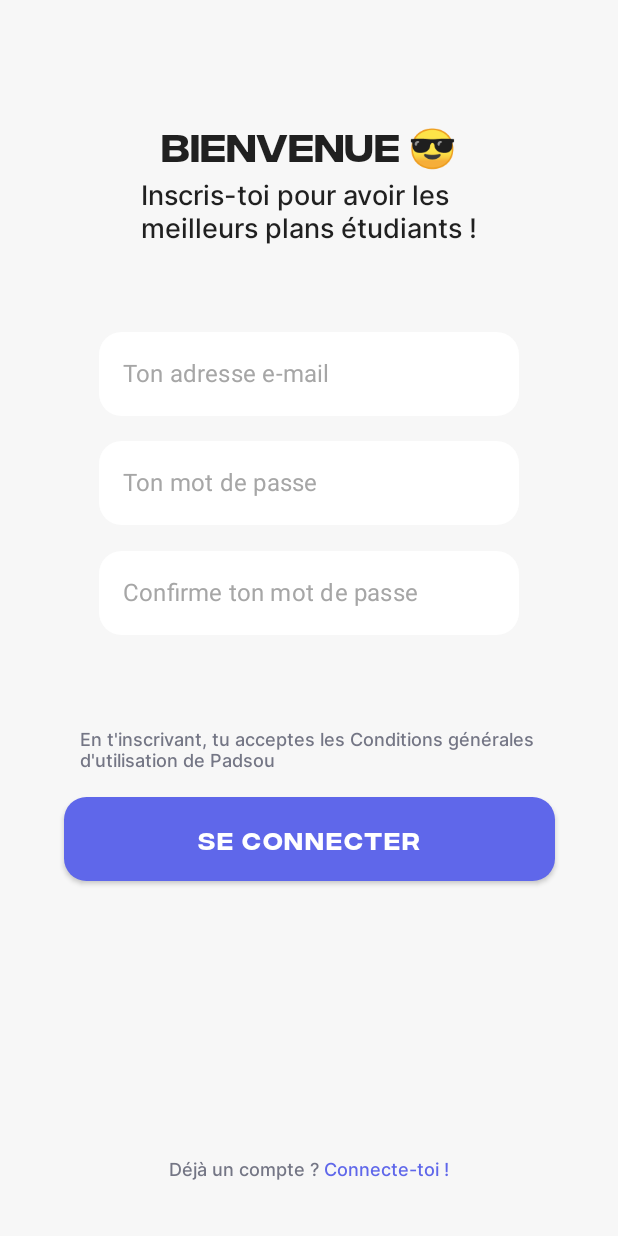
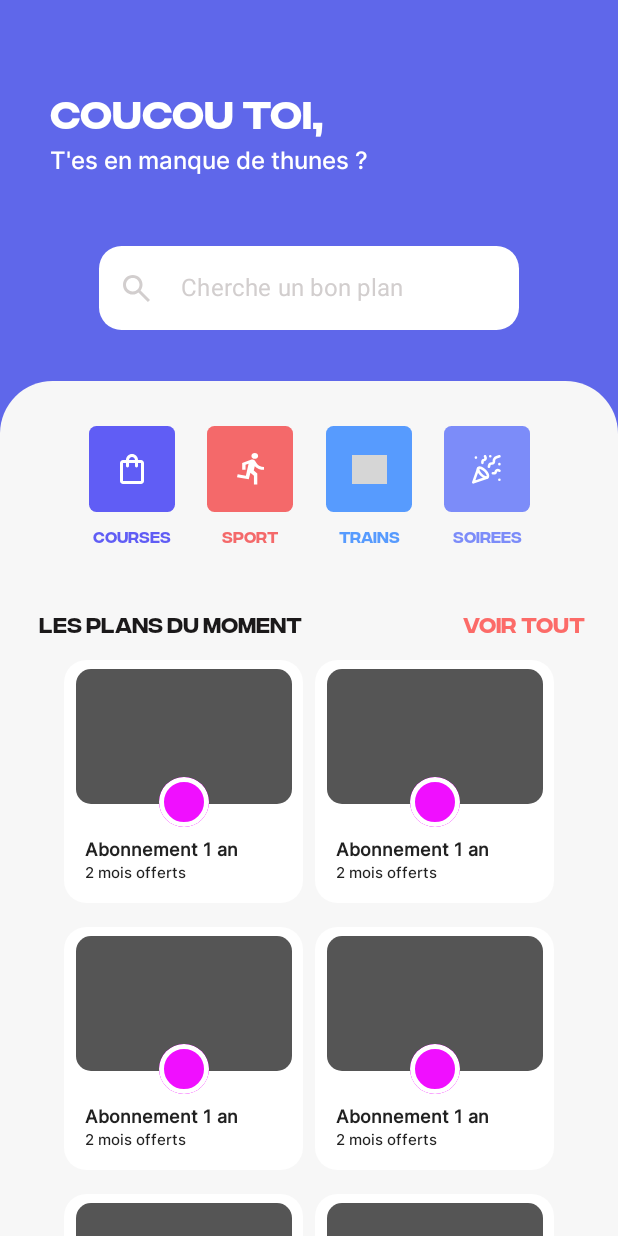
Before and after one commit to TiclemFR/android, an Android app built with Jetpack Compose: the screen it shows after launch (MainActivity), on a phone screen of 412 x 824 dp. Run offline under Robolectric (Android 15) with nearby library versions, the phone set to English and light mode, and no system bars; grey boxes are pictures that could not be loaded.

Commit message:
Home page

```diff
--- a/app/build.gradle
+++ b/app/build.gradle
@@ -53,6 +53,7 @@ dependencies {
     implementation "androidx.compose.ui:ui-tooling-preview:$compose_version"
     implementation 'androidx.lifecycle:lifecycle-runtime-ktx:2.3.1'
     implementation 'androidx.activity:activity-compose:1.3.1'
+    implementation 'androidx.constraintlayout:constraintlayout:2.1.3'
     testImplementation 'junit:junit:4.13.2'
     androidTestImplementation 'androidx.test.ext:junit:1.1.3'
     androidTestImplementation 'androidx.test.espresso:espresso-core:3.4.0'
--- a/app/src/main/java/com/example/projetandroid/MainActivity.kt
+++ b/app/src/main/java/com/example/projetandroid/MainActivity.kt
@@ -3,15 +3,25 @@ package com.example.projetandroid
 import android.os.Bundle
 import androidx.activity.ComponentActivity
 import androidx.activity.compose.setContent
+import androidx.compose.foundation.layout.Arrangement
+import androidx.compose.foundation.layout.Row
+import androidx.compose.foundation.layout.fillMaxWidth
+import androidx.compose.foundation.layout.width
+import androidx.compose.ui.Alignment
+import androidx.compose.ui.Modifier
+import androidx.compose.ui.unit.dp
 import com.example.projetandroid.ui.theme.*
 import connectPage
+import home
+import navbar
+import previewCard
 
 class MainActivity : ComponentActivity() {
     override fun onCreate(savedInstanceState: Bundle?) {
         super.onCreate(savedInstanceState)
         setContent {
             ProjetAndroidTheme {
-                connectPage()
+                home()
             }
         }
     }
--- a/app/src/main/java/com/example/projetandroid/login/home.kt
+++ b/app/src/main/java/com/example/projetandroid/login/home.kt
@@ -0,0 +1,312 @@
+import android.inputmethodservice.Keyboard.Row
+import androidx.compose.foundation.*
+import androidx.compose.foundation.layout.Arrangement
+import androidx.compose.foundation.layout.Row
+import androidx.compose.foundation.layout.fillMaxSize
+import androidx.compose.foundation.layout.padding
+import androidx.compose.runtime.*
+import androidx.compose.ui.text.input.TextFieldValue
+import androidx.compose.ui.unit.dp
+import androidx.compose.ui.unit.sp
+import androidx.compose.ui.res.painterResource
+import androidx.compose.foundation.layout.*
+import androidx.compose.foundation.shape.RoundedCornerShape
+import androidx.compose.runtime.Composable
+import androidx.compose.ui.Alignment
+import androidx.compose.ui.Alignment.Companion.CenterVertically
+import androidx.compose.ui.Modifier
+import androidx.compose.ui.draw.clip
+import androidx.compose.ui.draw.shadow
+import androidx.compose.ui.graphics.Color
+import androidx.compose.ui.unit.dp
+import androidx.compose.foundation.layout.requiredSize
+import androidx.compose.material.*
+import androidx.compose.ui.res.painterResource
+import androidx.compose.ui.text.font.FontWeight
+import androidx.compose.ui.text.style.TextAlign
+import androidx.constraintlayout.widget.ConstraintLayout
+import com.example.projetandroid.R
+import com.example.projetandroid.ui.theme.*
+
+
+@Composable
+fun home(){
+    androidx.compose.material.Surface(
+        modifier = Modifier.fillMaxSize(),
+        color = HomeBackgroundColor
+    ){
+        Row(
+            modifier = Modifier.padding(top = 58.dp, start = 33.dp),
+        ) {
+            Text(text = "Coucou toi,", fontFamily = InterCF, fontSize = 26.sp, color = Color(0xFFFFFFFF))
+        }
+        Row(
+            modifier = Modifier.padding(top = 97.dp, start = 33.dp),
+        ) {
+            Text(text = "T'es en manque de thunes ?", fontFamily = Inter, fontSize = 16.sp, color = Color(0xFFFFFFFF))
+        }
+        Row(
+            modifier = Modifier.padding(top = 164.dp),
+            horizontalArrangement = Arrangement.Center
+        ) {
+            var value by remember { mutableStateOf(TextFieldValue("")) }
+            TextField(value = value, onValueChange = { newValue -> value = newValue }, placeholder = {
+                Row(verticalAlignment = Alignment.CenterVertically) {
+                Image(painterResource(id = R.drawable.ic_search), contentDescription = "search icon", modifier = Modifier
+                    .background(Color.Transparent)
+                    .width(18.dp)
+                    .height(18.dp))
+                Text(text = "     Cherche un bon plan", color = Color(0xFFD2CECE))
+            }}, shape = RoundedCornerShape(15.dp),
+                colors = TextFieldDefaults.textFieldColors(
+                    backgroundColor = InputBG,
+                    placeholderColor = Color(0xFFA6A6A6),
+                    focusedIndicatorColor = Color.Transparent,
+                    unfocusedIndicatorColor = Color.Transparent,
+                    disabledIndicatorColor = Color.Transparent))
+        }
+        Row(
+            modifier = Modifier
+                .fillMaxSize()
+                .fillMaxWidth()
+                .fillMaxHeight()
+                .padding(top = 254.dp)
+                .clip(shape = RoundedCornerShape(topEnd = 35.dp, topStart = 35.dp))
+                .background(Color(0xFFF7F7F7))
+        ){
+            Column(
+                modifier = Modifier
+                    .fillMaxWidth()
+                    .padding(top = 30.dp),
+                horizontalAlignment = Alignment.CenterHorizontally
+            ){
+                Row(
+                    modifier = Modifier
+                        .width(294.dp)
+                        .height(57.dp), horizontalArrangement = Arrangement.SpaceBetween)
+                {
+                    Column(
+                        modifier = Modifier
+                            .height(57.dp)
+                            .width(57.dp)
+                            .clip(shape = RoundedCornerShape(5.dp))
+                            .background(Color(0xFF605DF5))
+                            .clickable { },
+                        verticalArrangement = Arrangement.Center,
+                        horizontalAlignment = Alignment.CenterHorizontally
+                    ) {
+                        Image(painterResource(id = R.drawable.ic_shop), contentDescription = "shop icon", modifier = Modifier
+                            .background(Color.Transparent)
+                            .width(16.dp)
+                            .height(20.dp))
+                    }
+                    Column(
+                        modifier = Modifier
+                            .height(57.dp)
+                            .width(57.dp)
+                            .clip(shape = RoundedCornerShape(5.dp))
+                            .background(Color(0xFFF4696A))
+                            .clickable { },
+                        verticalArrangement = Arrangement.Center,
+                        horizontalAlignment = Alignment.CenterHorizontally
+                    ) {
+                        Image(painterResource(id = R.drawable.ic_sport), contentDescription = "sport icon", modifier = Modifier
+                            .background(Color.Transparent)
+                            .width(18.dp)
+                            .height(21.dp))
+                    }
+                    Column(
+                        modifier = Modifier
+                            .height(57.dp)
+                            .width(57.dp)
+                            .clip(shape = RoundedCornerShape(5.dp))
+                            .background(Color(0xFF579BFE))
+                            .clickable { },
+                        verticalArrangement = Arrangement.Center,
+                        horizontalAlignment = Alignment.CenterHorizontally
+                    ) {
+                        Image(painterResource(id = R.drawable.ic_train), contentDescription = "train icon", modifier = Modifier
+                            .background(Color.Transparent)
+                            .width(23.dp)
+                            .height(19.dp))
+                    }
+                    Column(
+                        modifier = Modifier
+                            .height(57.dp)
+                            .width(57.dp)
+                            .clip(shape = RoundedCornerShape(5.dp))
+                            .background(Color(0xFF7C8CF9))
+                            .clickable { },
+                        verticalArrangement = Arrangement.Center,
+                        horizontalAlignment = Alignment.CenterHorizontally
+                    ) {
+                        Image(painterResource(id = R.drawable.ic_party), contentDescription = "party icon", modifier = Modifier
+                            .background(Color.Transparent)
+                            .width(20.dp)
+                            .height(20.dp))
+                    }
+                }
+                Row(
+                    modifier = Modifier
+                        .width(294.dp)
+                        .padding(top = 10.dp)
+                        .height(16.dp), horizontalArrangement = Arrangement.SpaceBetween
+                ){
+                    Column(
+                        modifier = Modifier.width(57.dp), horizontalAlignment = Alignment.CenterHorizontally
+                    ) {
+                        Text(text = "COURSES", fontFamily = InterCF, fontSize = 10.sp, color = Color(0xFF605DF5))
+                    }
+                    Column(
+                        modifier = Modifier.width(57.dp), horizontalAlignment = Alignment.CenterHorizontally
+                    ) {
+                        Text(text = "SPORT", fontFamily = InterCF, fontSize = 10.sp, color = Color(0xFFF4696A))
+                    }
+                    Column(
+                        modifier = Modifier.width(57.dp), horizontalAlignment = Alignment.CenterHorizontally
+                    ) {
+                        Text(text = "TRAINS", fontFamily = InterCF, fontSize = 10.sp, color = Color(0xFF579BFE))
+                    }
+                    Column(
+                        modifier = Modifier.width(57.dp), horizontalAlignment = Alignment.CenterHorizontally
+                    ) {
+                        Text(text = "SOIREES", fontFamily = InterCF, fontSize = 10.sp, color = Color(0xFF7C8CF9))
+                    }
+                }
+                Row(
+                    modifier = Modifier
+                        .fillMaxWidth()
+                        .padding(top = 39.dp),
+                    horizontalArrangement = Arrangement.SpaceBetween
+                ){
+                    Column(
+                        modifier = Modifier.padding(start = 26.dp),
+                        horizontalAlignment = Alignment.Start
+                    ){
+                        Text(text = "LES PLANS DU MOMENT", fontFamily = InterCF, fontSize = 14.sp, color = Color(0xFF1B191A))
+                    }
+                    Column(
+                        modifier = Modifier
+                            .padding(end = 22.dp)
+                            .clickable { },
+                        horizontalAlignment = Alignment.End
+                    ){
+                        Text(text = "Voir tout", fontFamily = InterCF, fontSize = 14.sp, color = Color(0xFFFC6B68))
+                    }
+                }
+                Column(
+                    modifier = Modifier
+                        .verticalScroll(rememberScrollState())
+                        .fillMaxWidth()
+                        .fillMaxHeight()
+                ){
+                    Row(modifier = Modifier
+                        .fillMaxWidth()
+                        .padding(top = 16.dp), horizontalArrangement = Arrangement.Center){
+                        Column(
+                            modifier = Modifier.padding(end = 4.dp),
+                            horizontalAlignment = Alignment.Start
+                        ) {
+                            previewCard()
+                        }
+                        Column(
+                            modifier = Modifier.padding(start = 4.dp),
+                            horizontalAlignment = Alignment.End
+                        ) {
+                            previewCard()
+                        }
+                    }
+                    Row(modifier = Modifier
+                        .fillMaxWidth()
+                        .padding(top = 16.dp), horizontalArrangement = Arrangement.Center){
+                        Column(
+                            modifier = Modifier.padding(end = 4.dp),
+                            horizontalAlignment = Alignment.Start
+                        ) {
+                            previewCard()
+                        }
+                        Column(
+                            modifier = Modifier.padding(start = 4.dp),
+                            horizontalAlignment = Alignment.End
+                        ) {
+                            previewCard()
+                        }
+                    }
+                    Row(modifier = Modifier
+                        .fillMaxWidth()
+                        .padding(top = 16.dp), horizontalArrangement = Arrangement.Center){
+                        Column(
+                            modifier = Modifier.padding(end = 4.dp),
+                            horizontalAlignment = Alignment.Start
+                        ) {
+                            previewCard()
+                        }
+                        Column(
+                            modifier = Modifier.padding(start = 4.dp),
+                            horizontalAlignment = Alignment.End
+                        ) {
+                            previewCard()
+                        }
+                    }
+                }
+
+            }
+        }
+    }
+}
+
+@Composable
+fun previewCard(){
+    Box(
+        modifier = Modifier
+            .width(159.dp)
+            .height(162.dp)
+            .clip(shape = RoundedCornerShape(15.dp))
+            .background(color = Color(0xFFFFFFFF))
+            .padding(top = 6.dp)
+            .clickable { },
+    ) {
+        Column(
+            modifier = Modifier.fillMaxWidth(),
+            horizontalAlignment = Alignment.CenterHorizontally
+        ){
+            Box(
+                modifier = Modifier
+                    .width(144.dp)
+                    .height(90.dp)
+                    .clip(shape = RoundedCornerShape(10.dp))
+                    .background(color = Color(0xFF555555))
+            )
+        }
+        Column(
+            modifier = Modifier
+                .fillMaxWidth()
+                .padding(top = 72.dp),
+            horizontalAlignment = Alignment.CenterHorizontally
+        ){
+            Box(
+                modifier = Modifier
+                    .width(33.dp)
+                    .height(33.dp)
+                    .clip(shape = RoundedCornerShape(50.dp))
+                    .background(color = Color(0xFFF00FFF))
+                    .border(3.dp, color = Color(0xFFFFFFFF), shape = RoundedCornerShape(50.dp)))
+        }
+        Column(
+            modifier = Modifier
+                .fillMaxWidth()
+                .padding(top = 113.dp, start = 14.dp),
+            horizontalAlignment = Alignment.Start
+        ){
+            Text(text = "Abonnement 1 an", fontFamily = Inter, fontWeight = FontWeight(700), fontSize = 12.sp)
+        }
+        Column(
+            modifier = Modifier
+                .fillMaxWidth()
+                .padding(top = 129.dp, start = 14.dp),
+            horizontalAlignment = Alignment.Start
+        ){
+            Text(text = "2 mois offerts", fontFamily = Inter, fontWeight = FontWeight(500), fontSize = 10.sp)
+        }
+    }
+}
--- /dev/null
+++ b/app/src/main/java/com/example/projetandroid/login/navbar.kt
@@ -0,0 +1,66 @@
+import androidx.compose.foundation.background
+import androidx.compose.foundation.layout.*
+import androidx.compose.foundation.shape.RoundedCornerShape
+import androidx.compose.material.Button
+import androidx.compose.runtime.Composable
+import androidx.compose.ui.Alignment
+import androidx.compose.ui.Alignment.Companion.CenterVertically
+import androidx.compose.ui.Modifier
+import androidx.compose.ui.draw.clip
+import androidx.compose.ui.draw.shadow
+import androidx.compose.ui.graphics.Color
+import androidx.compose.ui.unit.dp
+import androidx.compose.foundation.Image
+import androidx.compose.foundation.clickable
+import androidx.compose.foundation.layout.requiredSize
+import androidx.compose.ui.res.painterResource
+import com.example.projetandroid.R
+
+@Composable
+fun navbar(){
+    Row(
+        modifier = Modifier
+            .fillMaxWidth()
+            .height(78.dp)
+            .clip(shape = RoundedCornerShape(topEnd = 25.dp, topStart = 25.dp))
+            .background(Color(0xFFFFFFFF)),
+        horizontalArrangement = Arrangement.Center,
+        verticalAlignment = Alignment.Bottom,
+    ){
+        Row(
+            modifier = Modifier
+                .width(175.dp)
+                .height(78.dp).background(Color.Transparent),
+            horizontalArrangement = Arrangement.SpaceBetween,
+            verticalAlignment = Alignment.CenterVertically
+        ){
+            Row(
+                modifier = Modifier
+                    .width(49.dp)
+                    .height(49.dp).clickable {  }.clip(shape = RoundedCornerShape(5.dp)).background(Color(0xFFF2F2F2)),
+                horizontalArrangement = Arrangement.Center,
+                verticalAlignment = Alignment.CenterVertically
+            ) {
+                Image(painterResource(id = R.drawable.ic_home), contentDescription = "home icon", modifier = Modifier.background(Color.Transparent).width(20.dp).height(21.dp))
+            }
+            Row(
+                modifier = Modifier
+                    .width(49.dp)
+                    .height(49.dp).clickable {  }.clip(shape = RoundedCornerShape(5.dp)).background(Color(0xFFF2F2F2)),
+                horizontalArrangement = Arrangement.Center,
+                verticalAlignment = Alignment.CenterVertically
+            ) {
+                Image(painterResource(id = R.drawable.ic_add), contentDescription = "add icon", modifier = Modifier.background(Color.Transparent).width(25.dp).height(25.dp))
+            }
+            Row(
+                modifier = Modifier
+                    .width(49.dp)
+                    .height(49.dp).clickable {  }.clip(shape = RoundedCornerShape(5.dp)).background(Color(0xFFF2F2F2)),
+                horizontalArrangement = Arrangement.Center,
+                verticalAlignment = Alignment.CenterVertically
+            ) {
+                Image(painterResource(id = R.drawable.ic_profile), contentDescription = "home icon", modifier = Modifier.background(Color.Transparent).width(25.dp).height(25.dp))
+            }
+        }
+    }
+}
--- a/app/src/main/java/com/example/projetandroid/ui/theme/Color.kt
+++ b/app/src/main/java/com/example/projetandroid/ui/theme/Color.kt
@@ -16,3 +16,5 @@ val PlaceHolderColor = Color(0xffb6b6b6)
 val TinyText = Color(0xff7c7e8c)
 val ClickableText = Color(0xff5f67ea)
 val ButtonColor = Color(0xff5f67ea)
+
+val HomeBackgroundColor = Color(0xFF5F67EA)
--- /dev/null
+++ b/app/src/main/res/drawable/ic_add.xml
@@ -0,0 +1,9 @@
+<vector xmlns:android="http://schemas.android.com/apk/res/android" xmlns:aapt="http://schemas.android.com/aapt"
+    android:viewportWidth="25"
+    android:viewportHeight="25"
+    android:width="25dp"
+    android:height="25dp">
+    <path
+        android:pathData="M12.5 18.75C12.8542 18.75 13.1513 18.63 13.3913 18.39C13.6304 18.1508 13.75 17.8542 13.75 17.5V13.75H17.5312C17.8854 13.75 18.1771 13.63 18.4062 13.39C18.6354 13.1508 18.75 12.8542 18.75 12.5C18.75 12.1458 18.63 11.8487 18.39 11.6087C18.1508 11.3696 17.8542 11.25 17.5 11.25H13.75V7.46875C13.75 7.11458 13.6304 6.82292 13.3913 6.59375C13.1513 6.36458 12.8542 6.25 12.5 6.25C12.1458 6.25 11.8492 6.36958 11.61 6.60875C11.37 6.84875 11.25 7.14583 11.25 7.5V11.25H7.46875C7.11458 11.25 6.82292 11.3696 6.59375 11.6087C6.36458 11.8487 6.25 12.1458 6.25 12.5C6.25 12.8542 6.36958 13.1508 6.60875 13.39C6.84875 13.63 7.14583 13.75 7.5 13.75H11.25V17.5312C11.25 17.8854 11.37 18.1771 11.61 18.4062C11.8492 18.6354 12.1458 18.75 12.5 18.75ZM12.5 25C10.7708 25 9.14583 24.6717 7.625 24.015C6.10417 23.3592 4.78125 22.4688 3.65625 21.3438C2.53125 20.2188 1.64083 18.8958 0.985 17.375C0.328333 15.8542 0 14.2292 0 12.5C0 10.7708 0.328333 9.14583 0.985 7.625C1.64083 6.10417 2.53125 4.78125 3.65625 3.65625C4.78125 2.53125 6.10417 1.64042 7.625 0.98375C9.14583 0.327917 10.7708 0 12.5 0C14.2292 0 15.8542 0.327917 17.375 0.98375C18.8958 1.64042 20.2188 2.53125 21.3438 3.65625C22.4688 4.78125 23.3592 6.10417 24.015 7.625C24.6717 9.14583 25 10.7708 25 12.5C25 14.2292 24.6717 15.8542 24.015 17.375C23.3592 18.8958 22.4688 20.2188 21.3438 21.3438C20.2188 22.4688 18.8958 23.3592 17.375 24.015C15.8542 24.6717 14.2292 25 12.5 25Z"
+        android:fillColor="#BABFCD" />
+</vector>
--- /dev/null
+++ b/app/src/main/res/drawable/ic_home.xml
@@ -0,0 +1,9 @@
+<vector xmlns:android="http://schemas.android.com/apk/res/android" xmlns:aapt="http://schemas.android.com/aapt"
+    android:viewportWidth="19"
+    android:viewportHeight="22"
+    android:width="19dp"
+    android:height="22dp">
+    <path
+        android:pathData="M0 21.375V7.125L9.5 0L19 7.125V21.375H11.875V13.0625H7.125V21.375H0Z"
+        android:fillColor="#BABFCD" />
+</vector>
--- /dev/null
+++ b/app/src/main/res/drawable/ic_party.xml
@@ -0,0 +1,20 @@
+<?xml version="1.0" encoding="utf-8"?>
+<vector xmlns:android="http://schemas.android.com/apk/res/android"
+    android:width="23dp"
+    android:height="22dp"
+    android:viewportWidth="23"
+    android:viewportHeight="22">
+
+    <path
+        android:strokeColor="#ffffff"
+        android:strokeWidth="2"
+        android:strokeLineJoin="round"
+        android:strokeLineCap="round"
+        android:pathData="M4.8 10.3L1 21L11.7 17.21M3 2H3.01M21 7H21.01M14 1H14.01M21 19H21.01M21 1L18.76 1.75C18.1224 1.96239 17.5783 2.38964 17.2208 2.95872C16.8633 3.52781 16.7146 4.20339 16.8 4.87V4.87C16.9 5.73 16.23 6.5 15.35 6.5H14.97C14.11 6.5 13.37 7.1 13.21 7.94L13 9M21 12L20.18 11.67C19.32 11.33 18.36 11.87 18.2 12.78C18.09 13.48 17.48 14 16.77 14H16M10 1L10.33 1.82C10.67 2.68 10.13 3.64 9.22 3.8C8.52 3.9 8 4.52 8 5.23V6" />
+    <path
+        android:strokeColor="#ffffff"
+        android:strokeWidth="2"
+        android:strokeLineJoin="round"
+        android:strokeLineCap="round"
+        android:pathData="M10 12C11.93 13.93 12.83 16.17 12 17C11.17 17.83 8.93002 16.93 7.00002 15C5.07002 13.07 4.17002 10.83 5.00002 9.99999C5.83002 9.16999 8.07002 10.07 10 12Z" />
+</vector>
--- /dev/null
+++ b/app/src/main/res/drawable/ic_profile.xml
@@ -0,0 +1,9 @@
+<vector xmlns:android="http://schemas.android.com/apk/res/android" xmlns:aapt="http://schemas.android.com/aapt"
+    android:viewportWidth="26"
+    android:viewportHeight="26"
+    android:width="26dp"
+    android:height="26dp">
+    <path
+        android:pathData="M13 0C5.824 0 0 5.824 0 13C0 20.176 5.824 26 13 26C20.176 26 26 20.176 26 13C26 5.824 20.176 0 13 0ZM13 5.2C15.509 5.2 17.55 7.241 17.55 9.75C17.55 12.259 15.509 14.3 13 14.3C10.491 14.3 8.45 12.259 8.45 9.75C8.45 7.241 10.491 5.2 13 5.2ZM13 23.4C10.361 23.4 7.241 22.334 5.018 19.656C7.29509 17.8694 10.1057 16.8984 13 16.8984C15.8943 16.8984 18.7049 17.8694 20.982 19.656C18.759 22.334 15.639 23.4 13 23.4Z"
+        android:fillColor="#BCC0CC" />
+</vector>
--- /dev/null
+++ b/app/src/main/res/drawable/ic_search.xml
@@ -0,0 +1,11 @@
+<?xml version="1.0" encoding="utf-8"?>
+<vector xmlns:android="http://schemas.android.com/apk/res/android"
+    android:width="18dp"
+    android:height="18dp"
+    android:viewportWidth="18"
+    android:viewportHeight="18">
+
+    <path
+        android:fillColor="#D2CECE"
+        android:pathData="M16.6 18L10.3 11.7C9.8 12.1 9.225 12.4167 8.575 12.65C7.925 12.8833 7.23333 13 6.5 13C4.68333 13 3.146 12.371 1.888 11.113C0.629333 9.85433 0 8.31667 0 6.5C0 4.68333 0.629333 3.14567 1.888 1.887C3.146 0.629 4.68333 0 6.5 0C8.31667 0 9.85433 0.629 11.113 1.887C12.371 3.14567 13 4.68333 13 6.5C13 7.23333 12.8833 7.925 12.65 8.575C12.4167 9.225 12.1 9.8 11.7 10.3L18 16.6L16.6 18ZM6.5 11C7.75 11 8.81267 10.5627 9.688 9.688C10.5627 8.81267 11 7.75 11 6.5C11 5.25 10.5627 4.18733 9.688 3.312C8.81267 2.43733 7.75 2 6.5 2C5.25 2 4.18733 2.43733 3.312 3.312C2.43733 4.18733 2 5.25 2 6.5C2 7.75 2.43733 8.81267 3.312 9.688C4.18733 10.5627 5.25 11 6.5 11Z" />
+</vector>
--- /dev/null
+++ b/app/src/main/res/drawable/ic_shop.xml
@@ -0,0 +1,11 @@
+<?xml version="1.0" encoding="utf-8"?>
+<vector xmlns:android="http://schemas.android.com/apk/res/android"
+    android:width="16dp"
+    android:height="20dp"
+    android:viewportWidth="16"
+    android:viewportHeight="20">
+
+    <path
+        android:fillColor="#ffffff"
+        android:pathData="M2 20C1.45 20 0.979333 19.8043 0.588 19.413C0.196 19.021 0 18.55 0 18V6C0 5.45 0.196 4.97933 0.588 4.588C0.979333 4.196 1.45 4 2 4H4C4 2.9 4.39167 1.95833 5.175 1.175C5.95833 0.391667 6.9 0 8 0C9.1 0 10.0417 0.391667 10.825 1.175C11.6083 1.95833 12 2.9 12 4H14C14.55 4 15.021 4.196 15.413 4.588C15.8043 4.97933 16 5.45 16 6V18C16 18.55 15.8043 19.021 15.413 19.413C15.021 19.8043 14.55 20 14 20H2ZM2 18H14V6H12V8C12 8.28333 11.9043 8.52067 11.713 8.712C11.521 8.904 11.2833 9 11 9C10.7167 9 10.4793 8.904 10.288 8.712C10.096 8.52067 10 8.28333 10 8V6H6V8C6 8.28333 5.90433 8.52067 5.713 8.712C5.521 8.904 5.28333 9 5 9C4.71667 9 4.47933 8.904 4.288 8.712C4.096 8.52067 4 8.28333 4 8V6H2V18ZM6 4H10C10 3.45 9.80433 2.97933 9.413 2.588C9.021 2.196 8.55 2 8 2C7.45 2 6.97933 2.196 6.588 2.588C6.196 2.97933 6 3.45 6 4ZM2 18V6V18Z" />
+</vector>
--- /dev/null
+++ b/app/src/main/res/drawable/ic_sport.xml
@@ -0,0 +1,11 @@
+<?xml version="1.0" encoding="utf-8"?>
+<vector xmlns:android="http://schemas.android.com/apk/res/android"
+    android:width="18dp"
+    android:height="21dp"
+    android:viewportWidth="18"
+    android:viewportHeight="21">
+
+    <path
+        android:fillColor="#ffffff"
+        android:pathData="M11.8509 3.90698C13.0807 3.90698 14.087 3.02791 14.087 1.95349C14.087 0.87907 13.0807 0 11.8509 0C10.6211 0 9.61491 0.87907 9.61491 1.95349C9.61491 3.02791 10.6211 3.90698 11.8509 3.90698ZM7.82609 17.4837L8.9441 13.186L11.2919 15.1395V21H13.5279V13.6744L11.1801 11.7209L11.8509 8.7907C13.3043 10.2558 15.5404 11.2326 18 11.2326V9.27907C15.8758 9.27907 14.087 8.30233 13.1925 6.93488L12.0745 5.37209C11.6273 4.78605 10.9565 4.39535 10.1739 4.39535C9.83851 4.39535 9.61491 4.49302 9.2795 4.49302L3.46584 6.64186V11.2326H5.70186V7.91163L7.71429 7.22791L5.92547 15.1395L0.447205 14.1628L0 16.1163L7.82609 17.4837Z" />
+</vector>
```
